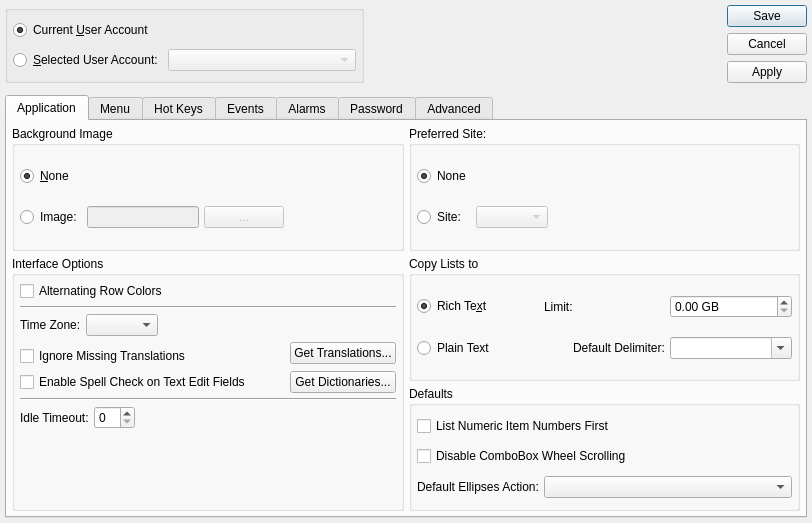
Before: the Qt Designer form guiclient/userPreferences.ui in davidworkman9/qt-client, drawn with Qt 5.
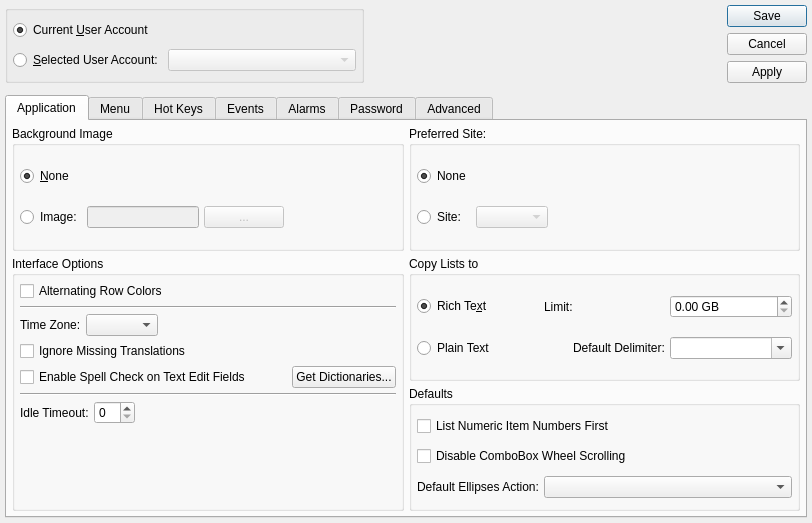
After: the same form once the commit is applied. Custom widgets are drawn as their Qt base class.

Commit message: [34826] Remove translations download functionality as it was causing conflicts with the supplied translation files

```diff
--- a/guiclient/userPreferences.ui
+++ b/guiclient/userPreferences.ui
@@ -384,13 +384,6 @@
             </property>
            </widget>
           </item>
-          <item row="5" column="2" rowspan="2">
-           <widget class="QPushButton" name="_translations">
-            <property name="text">
-             <string>Get Translations...</string>
-            </property>
-           </widget>
-          </item>
           <item row="7" column="0" colspan="2">
            <widget class="QCheckBox" name="_enableSpell">
             <property name="sizePolicy">
```
The commit also changes 6 other files.
